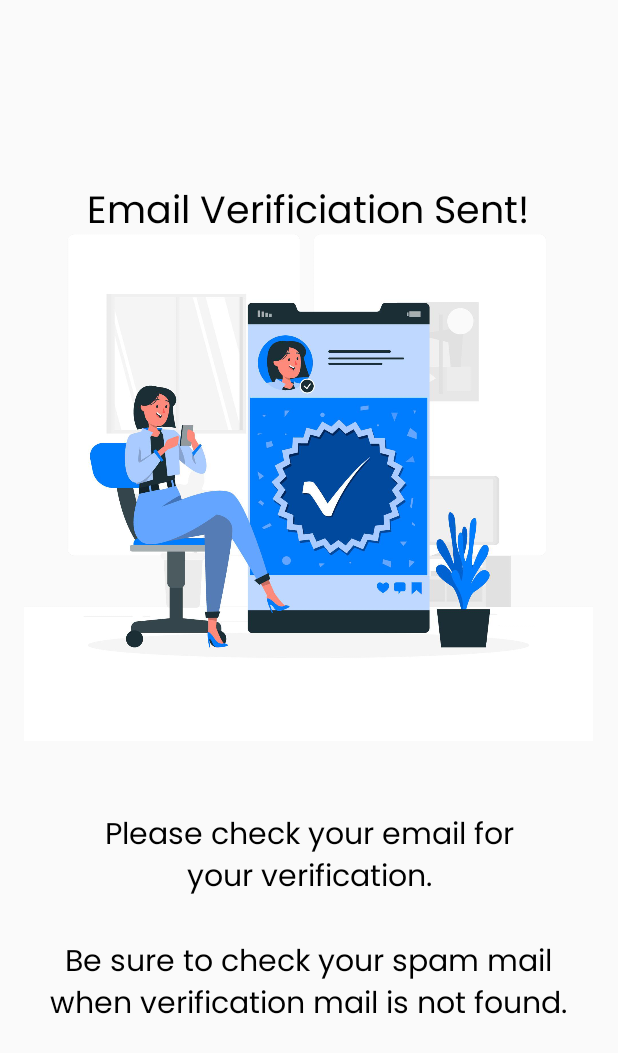
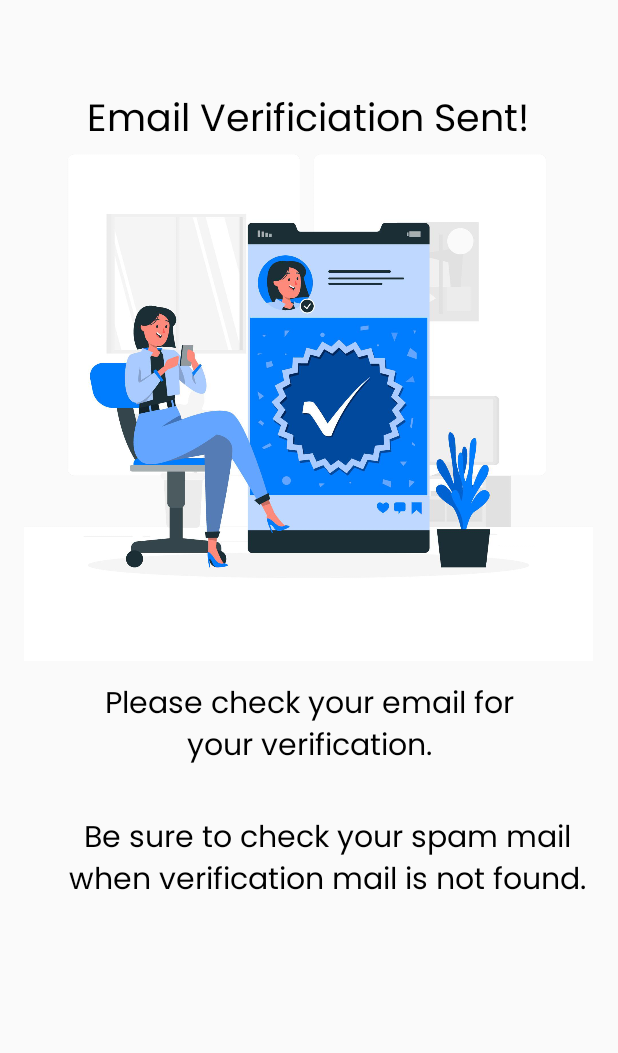
Before and after one commit to jrlbln/Capstone, an Android app: the WaitingActivity screen opened directly, with no data from a screen before it, on a phone screen of 412 x 824 dp. Shown: the top 1053 px of the screen. Run offline under Robolectric (Android 15) with nearby library versions, the phone set to English and light mode, and no system bars; our stand-ins replace Firebase (no records; nobody signed in at launch, a user with empty details on screens opened directly); 1 statement that could not run was skipped.

Commit message:
UI changes

```diff
--- a/app/src/main/res/layout/waiting.xml
+++ b/app/src/main/res/layout/waiting.xml
@@ -14,53 +14,51 @@
         app:layout_constraintBottom_toBottomOf="parent"
         app:layout_constraintStart_toStartOf="parent"
         app:layout_constraintTop_toTopOf="parent"
-        app:layout_constraintVertical_bias="0.165"
+        app:layout_constraintVertical_bias="0.0"
         app:srcCompat="@drawable/verification" />
 
     <TextView
         android:id="@+id/textView1"
         android:layout_width="wrap_content"
         android:layout_height="wrap_content"
+        android:layout_marginTop="60dp"
         android:fontFamily="@font/poppinsreg"
         android:text="Email Verificiation Sent!"
         android:textColor="#000000"
         android:textSize="25sp"
-        app:layout_constraintBottom_toBottomOf="parent"
         app:layout_constraintEnd_toEndOf="parent"
         app:layout_constraintHorizontal_bias="0.495"
         app:layout_constraintStart_toStartOf="parent"
-        app:layout_constraintTop_toTopOf="parent"
-        app:layout_constraintVertical_bias="0.155" />
+        app:layout_constraintTop_toTopOf="parent" />
 
     <TextView
         android:id="@+id/textView2"
         android:layout_width="317dp"
         android:layout_height="65dp"
+        android:layout_marginTop="350dp"
         android:fontFamily="@font/poppinsreg"
         android:gravity="center"
         android:text="Please check your email for your verification."
         android:textColor="#000000"
         android:textSize="20sp"
-        app:layout_constraintBottom_toBottomOf="parent"
-        app:layout_constraintEnd_toEndOf="parent"
-        app:layout_constraintStart_toStartOf="parent"
-        app:layout_constraintTop_toTopOf="parent"
-        app:layout_constraintVertical_bias="0.711" />
+        app:layout_constraintEnd_toEndOf="@+id/textView1"
+        app:layout_constraintHorizontal_bias="0.478"
+        app:layout_constraintStart_toStartOf="@+id/textView1"
+        app:layout_constraintTop_toBottomOf="@+id/textView1" />
 
     <TextView
         android:id="@+id/textView3"
         android:layout_width="352dp"
         android:layout_height="83dp"
+        android:layout_marginTop="15dp"
         android:fontFamily="@font/poppinsreg"
         android:gravity="center"
         android:text="Be sure to check your spam mail when verification mail is not found."
         android:textColor="#000000"
         android:textSize="20sp"
-        app:layout_constraintBottom_toBottomOf="parent"
-        app:layout_constraintEnd_toEndOf="parent"
-        app:layout_constraintHorizontal_bias="0.491"
-        app:layout_constraintStart_toStartOf="parent"
-        app:layout_constraintTop_toTopOf="parent"
-        app:layout_constraintVertical_bias="0.831" />
+        app:layout_constraintEnd_toEndOf="@+id/textView2"
+        app:layout_constraintHorizontal_bias="0.171"
+        app:layout_constraintStart_toStartOf="@+id/textView2"
+        app:layout_constraintTop_toBottomOf="@+id/textView2" />
 
 </androidx.constraintlayout.widget.ConstraintLayout>
```
Also changed, not shown: app/src/main/res/layout/edit_item.xml (+27 -27 lines), app/src/main/res/layout/returns_and_losses.xml (+12 -14 lines), app/src/main/res/layout/sign_in.xml (+4 -4 lines), app/src/main/res/layout/sign_up.xml (+10 -11 lines).
